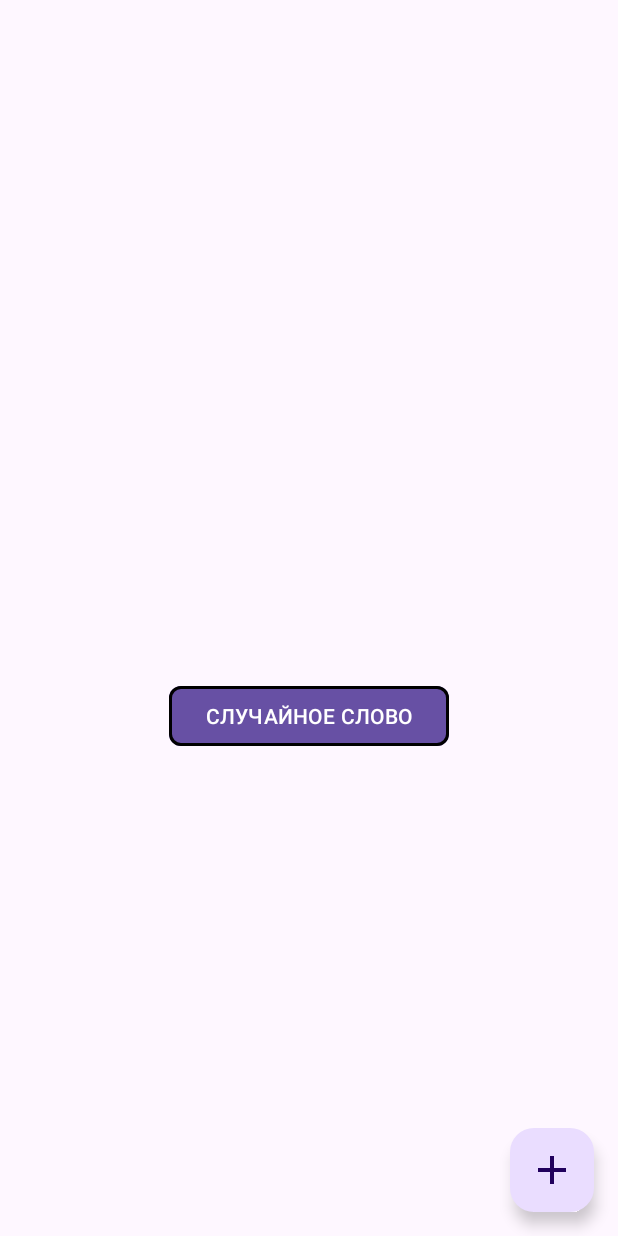
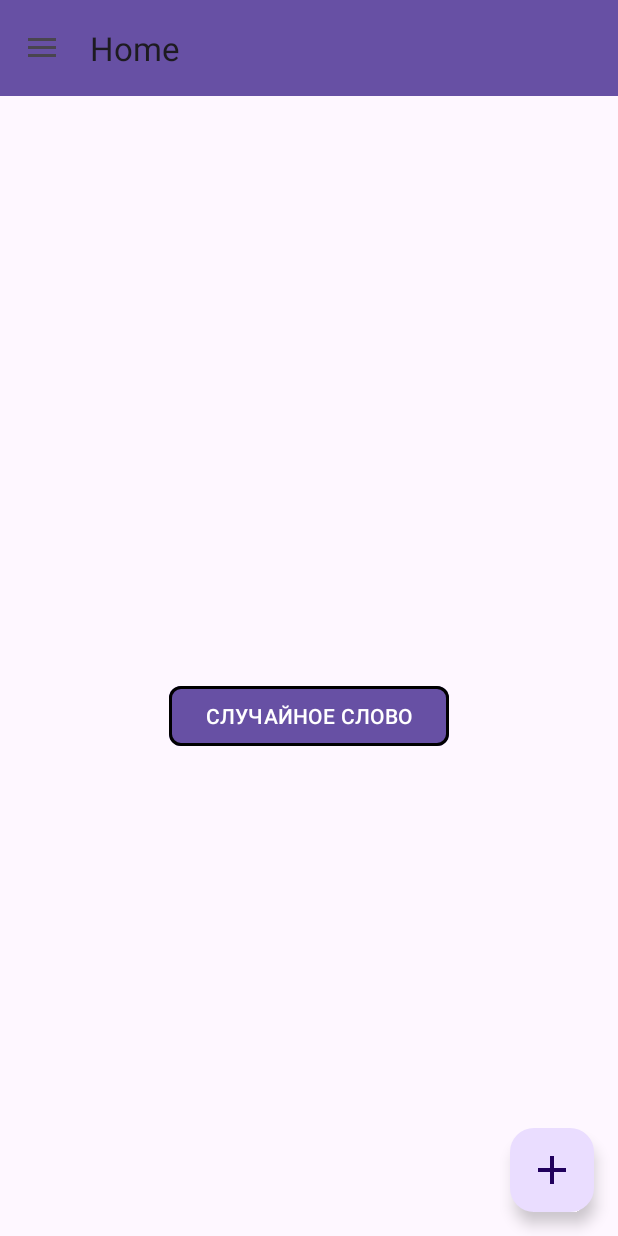
Before and after one commit to VortexDream/VortexDictionary, an Android app: the screen it shows after launch (MainActivity), on a phone screen of 412 x 824 dp. Run offline under Robolectric (Android 15) with nearby library versions, the phone set to English and light mode, and no system bars; our stand-ins replace Dagger/Hilt's generated code, Room's generated code, navigation-ui.

Commit message:
Добавлен Navigation Drawer с черновым дизайном

```diff
--- a/app/src/main/java/com/vortex/android/vortexdictionary/MainActivity.kt
+++ b/app/src/main/java/com/vortex/android/vortexdictionary/MainActivity.kt
@@ -2,11 +2,29 @@ package com.vortex.android.vortexdictionary
 
 import androidx.appcompat.app.AppCompatActivity
 import android.os.Bundle
+import android.view.MenuItem
+import androidx.drawerlayout.widget.DrawerLayout
+import androidx.navigation.NavController
+import androidx.navigation.fragment.NavHostFragment
+import androidx.navigation.ui.AppBarConfiguration
+import androidx.navigation.ui.NavigationUI
+import androidx.navigation.ui.navigateUp
+import androidx.navigation.ui.setupActionBarWithNavController
+import androidx.navigation.ui.setupWithNavController
+import com.google.android.material.navigation.NavigationView
 import com.vortex.android.vortexdictionary.databinding.ActivityMainBinding
 import dagger.hilt.android.AndroidEntryPoint
 
 @AndroidEntryPoint
 class MainActivity : AppCompatActivity() {
+
+    private var _appBarConfiguration: AppBarConfiguration? = null
+    private val appBarConfiguration
+        get() = checkNotNull(_appBarConfiguration)
+
+    private var _navController: NavController? = null
+    private val navController
+        get() = checkNotNull(_navController)
 
     private var _binding: ActivityMainBinding? = null
     private val binding
@@ -19,10 +37,38 @@ class MainActivity : AppCompatActivity() {
 
         _binding = ActivityMainBinding.inflate(layoutInflater)
         setContentView(binding.root)
+        setupNavigationDrawer()
     }
 
     override fun onDestroy() {
         super.onDestroy()
         _binding = null
+        _navController = null
+        _appBarConfiguration = null
+    }
+
+    override fun onSupportNavigateUp(): Boolean {
+        return navController.navigateUp(appBarConfiguration) || super.onSupportNavigateUp()
+    }
+
+    override fun onOptionsItemSelected(item: MenuItem): Boolean {
+        return NavigationUI.onNavDestinationSelected(item, navController)
+                || super.onOptionsItemSelected(item)
+    }
+
+    private fun setupNavigationDrawer() {
+        setSupportActionBar(binding.appBarMain.toolbar)
+        val drawerLayout: DrawerLayout = binding.drawerLayout
+        val navView: NavigationView = binding.navView
+        val navHostFragment = supportFragmentManager
+            .findFragmentById(R.id.nav_host_fragment_activity_main) as NavHostFragment
+        _navController = navHostFragment.navController
+        _appBarConfiguration = AppBarConfiguration(
+            setOf(
+                R.id.wordCardFragment, R.id.dictionary_item, R.id.settings_item
+            ), drawerLayout
+        )
+        setupActionBarWithNavController(navController, appBarConfiguration)
+        navView.setupWithNavController(navController)
     }
 }
--- a/app/src/main/res/layout/activity_main.xml
+++ b/app/src/main/res/layout/activity_main.xml
@@ -1,20 +1,26 @@
 <?xml version="1.0" encoding="utf-8"?>
-<androidx.constraintlayout.widget.ConstraintLayout xmlns:android="http://schemas.android.com/apk/res/android"
+<androidx.drawerlayout.widget.DrawerLayout xmlns:android="http://schemas.android.com/apk/res/android"
     xmlns:app="http://schemas.android.com/apk/res-auto"
     xmlns:tools="http://schemas.android.com/tools"
+    android:id="@+id/drawer_layout"
     android:layout_width="match_parent"
     android:layout_height="match_parent"
-    tools:context=".MainActivity">
+    android:fitsSystemWindows="true"
+    tools:openDrawer="start">
 
-    <androidx.fragment.app.FragmentContainerView
-        android:id="@+id/nav_host_fragment_activity_main"
-        android:name="androidx.navigation.fragment.NavHostFragment"
+    <include
+        android:id="@+id/app_bar_main"
+        layout="@layout/app_bar_main"
         android:layout_width="match_parent"
+        android:layout_height="match_parent" />
+
+    <com.google.android.material.navigation.NavigationView
+        android:id="@+id/nav_view"
+        android:layout_width="wrap_content"
         android:layout_height="match_parent"
-        app:defaultNavHost="true"
-        app:layout_constraintLeft_toLeftOf="parent"
-        app:layout_constraintRight_toRightOf="parent"
-        app:layout_constraintTop_toTopOf="parent"
-        app:navGraph="@navigation/nav_graph" />
+        android:layout_gravity="start"
+        android:fitsSystemWindows="true"
+        app:headerLayout="@layout/nav_header_main"
+        app:menu="@menu/navigation_drawer" />
 
-</androidx.constraintlayout.widget.ConstraintLayout>
+</androidx.drawerlayout.widget.DrawerLayout>
--- /dev/null
+++ b/app/src/main/res/layout/app_bar_main.xml
@@ -0,0 +1,22 @@
+<?xml version="1.0" encoding="utf-8"?>
+<androidx.coordinatorlayout.widget.CoordinatorLayout xmlns:android="http://schemas.android.com/apk/res/android"
+    xmlns:tools="http://schemas.android.com/tools"
+    android:layout_width="match_parent"
+    android:layout_height="match_parent"
+    tools:context=".MainActivity">
+
+    <com.google.android.material.appbar.AppBarLayout
+        android:layout_width="match_parent"
+        android:layout_height="wrap_content">
+
+        <androidx.appcompat.widget.Toolbar
+            android:id="@+id/toolbar"
+            android:layout_width="match_parent"
+            android:layout_height="?attr/actionBarSize"
+            android:background="?attr/colorPrimary" />
+
+    </com.google.android.material.appbar.AppBarLayout>
+
+    <include layout="@layout/content_main" />
+
+</androidx.coordinatorlayout.widget.CoordinatorLayout>
--- /dev/null
+++ b/app/src/main/res/layout/content_main.xml
@@ -0,0 +1,18 @@
+<?xml version="1.0" encoding="utf-8"?>
+<FrameLayout
+    xmlns:app="http://schemas.android.com/apk/res-auto"
+    xmlns:tools="http://schemas.android.com/tools"
+    xmlns:android="http://schemas.android.com/apk/res/android"
+    android:layout_width="match_parent"
+    android:layout_height="match_parent"
+    tools:context=".MainActivity">
+
+    <androidx.fragment.app.FragmentContainerView
+        android:id="@+id/nav_host_fragment_activity_main"
+        android:name="androidx.navigation.fragment.NavHostFragment"
+        android:layout_width="match_parent"
+        android:layout_height="match_parent"
+        app:defaultNavHost="true"
+        app:navGraph="@navigation/nav_graph" />
+
+</FrameLayout>
--- /dev/null
+++ b/app/src/main/res/menu/navigation_drawer.xml
@@ -0,0 +1,26 @@
+<?xml version="1.0" encoding="utf-8"?>
+<menu xmlns:android="http://schemas.android.com/apk/res/android">
+
+    <item
+    android:id="@+id/main_item"
+    android:title="TEST HEADER">
+        <menu>
+            <item
+                android:id="@+id/wordCardFragment"
+                android:icon="@drawable/ic_add"
+                android:title="TEST 1"
+                android:checkable="true"/>
+            <item
+                android:id="@+id/dictionary_item"
+                android:icon="@drawable/ic_save"
+                android:title="TEST 2"
+                android:checkable="true"/>
+            <item
+                android:id="@+id/settings_item"
+                android:icon="@drawable/ic_add"
+                android:title="TEST 3"
+                android:checkable="true"/>
+        </menu>
+    </item>
+
+</menu>
--- a/app/src/main/res/navigation/nav_graph.xml
+++ b/app/src/main/res/navigation/nav_graph.xml
@@ -7,17 +7,18 @@
     <fragment
         android:id="@+id/wordCardFragment"
         android:name="com.vortex.android.vortexdictionary.fragments.wordcard.WordCardFragment"
-        android:label="WordCardFragment" >
+        android:label="Home" >
         <action
             android:id="@+id/new_word"
-            app:destination="@id/newCardFragment"
+            app:destination="@id/newWordFragment"
             app:enterAnim="@anim/slide_in_right"
             app:exitAnim="@anim/slide_out_left"
             app:popEnterAnim="@android:anim/slide_in_left"
             app:popExitAnim="@android:anim/slide_out_right"/>
     </fragment>
+
     <fragment
-        android:id="@+id/newCardFragment"
+        android:id="@+id/newWordFragment"
         android:name="com.vortex.android.vortexdictionary.fragments.newword.NewWordFragment"
-        android:label="NewCardFragment" />
+        android:label="Add new word" />
 </navigation>
```
Also changed, not shown: app/src/main/res/layout/nav_header_main.xml (added, +35 -0 lines), app/src/main/res/values/dimens.xml (added, +8 -0 lines), app/src/main/res/values/strings.xml (+7 -0 lines).
